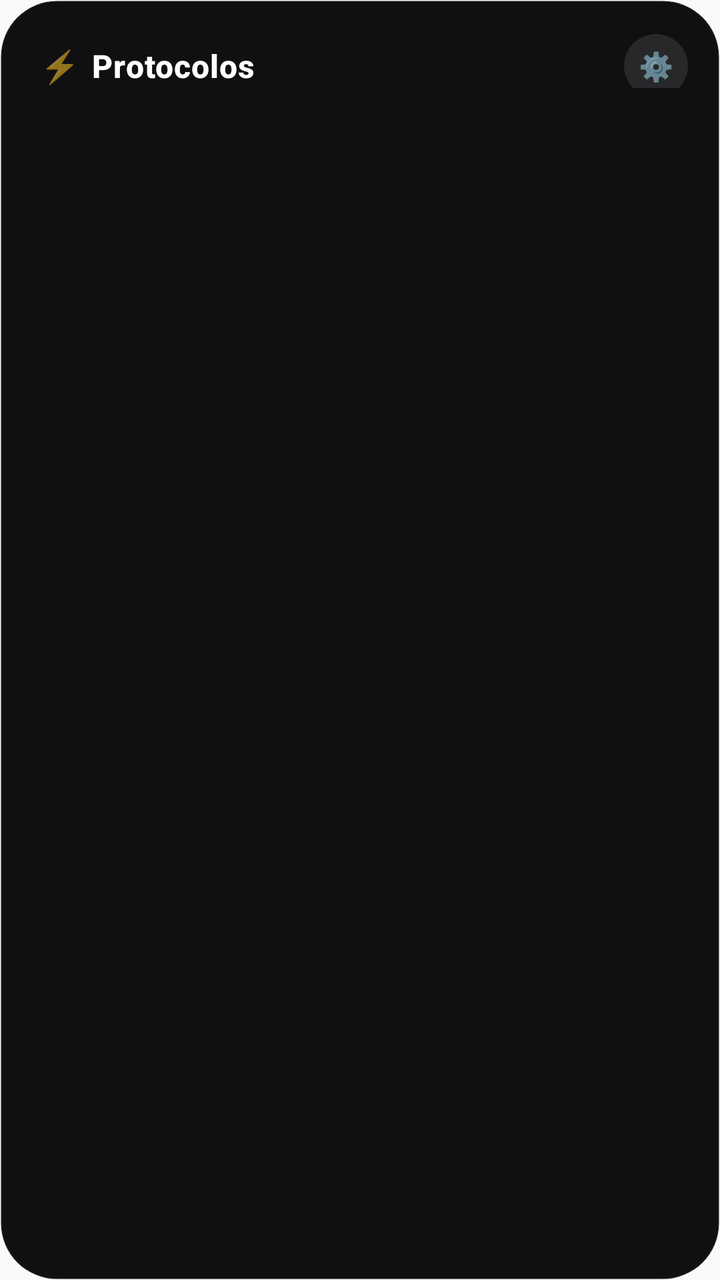
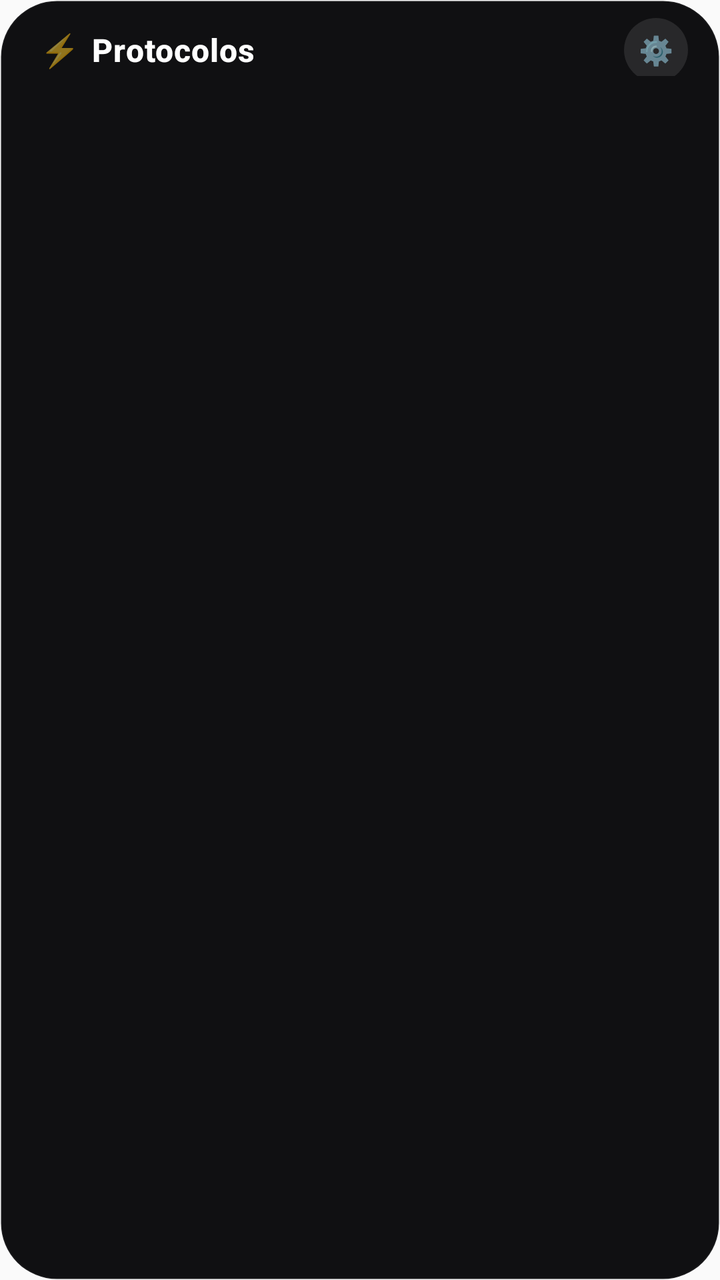

The first picture is an Android layout as it rendered before a commit; the second is the same layout after the commit. The layout source and the unified diff follow.
<!-- AndroidManifest.xml: application theme AppTheme -->
<!-- res/layout/widget_habit_list.xml -->
<?xml version="1.0" encoding="utf-8"?>
<LinearLayout xmlns:android="http://schemas.android.com/apk/res/android"
    android:layout_width="match_parent"
    android:layout_height="match_parent"
    android:orientation="vertical"
    android:background="@drawable/widget_background"
    android:padding="12dp">

    
    <RelativeLayout
        android:layout_width="match_parent"
        android:layout_height="wrap_content"
        android:paddingStart="8dp"
        android:paddingEnd="4dp"
        android:paddingBottom="10dp">

        
        <LinearLayout
            android:id="@+id/widget_header_left"
            android:layout_width="wrap_content"
            android:layout_height="wrap_content"
            android:layout_alignParentStart="true"
            android:layout_centerVertical="true"
            android:orientation="horizontal"
            android:gravity="center_vertical">

            <TextView
                android:layout_width="wrap_content"
                android:layout_height="wrap_content"
                android:text="⚡"
                android:textSize="16sp"
                android:layout_marginEnd="6dp" />

            <TextView
                android:id="@+id/widget_title"
                android:layout_width="wrap_content"
                android:layout_height="wrap_content"
                android:text="Protocolos"
                android:textColor="#FFFFFF"
                android:textSize="16sp"
                android:textStyle="bold"
                android:fontFamily="sans-serif-medium"
                android:letterSpacing="0.02" />

            <TextView
                android:id="@+id/widget_count"
                android:layout_width="wrap_content"
                android:layout_height="wrap_content"
                android:layout_marginStart="8dp"
                android:textColor="#4DFFFFFF"
                android:textSize="12sp"
                android:fontFamily="sans-serif" />

        </LinearLayout>

        
        <FrameLayout
            android:id="@+id/widget_settings_btn"
            android:layout_width="32dp"
            android:layout_height="32dp"
            android:layout_alignParentEnd="true"
            android:layout_centerVertical="true"
            android:background="@drawable/widget_refresh_bg"
            android:clickable="true"
            android:focusable="true">

            <TextView
                android:layout_width="wrap_content"
                android:layout_height="wrap_content"
                android:layout_gravity="center"
                android:text="⚙️"
                android:textColor="#B3FFFFFF"
                android:textSize="14sp" />

        </FrameLayout>

    </RelativeLayout>

    
    <ListView
        android:id="@+id/widget_habit_list"
        android:layout_width="match_parent"
        android:layout_height="0dp"
        android:layout_weight="1"
        android:divider="@null"
        android:dividerHeight="0dp"
        android:scrollbars="none"
        android:fadingEdge="none"
        android:clipToPadding="false"
        android:paddingBottom="4dp" />

    
    <TextView
        android:id="@+id/widget_empty_text"
        android:layout_width="match_parent"
        android:layout_height="0dp"
        android:layout_weight="1"
        android:gravity="center"
        android:text="✨ ¡Todo completado!"
        android:textColor="#4DFFFFFF"
        android:textSize="14sp"
        android:fontFamily="sans-serif-medium"
        android:visibility="gone" />

</LinearLayout>
<!-- resources referenced by this layout -->
<resources>
  <!-- drawable widget_background (drawable) -->
  <?xml version="1.0" encoding="utf-8"?>
  <shape xmlns:android="http://schemas.android.com/apk/res/android"
      android:shape="rectangle">
      <solid android:color="#F0020204" />
      <corners android:radius="28dp" />
      <stroke
          android:width="1dp"
          android:color="#0DFFFFFF" />
  </shape>
  <!-- drawable widget_refresh_bg (drawable) -->
  <?xml version="1.0" encoding="utf-8"?>
  <shape xmlns:android="http://schemas.android.com/apk/res/android"
      android:shape="oval">
      <solid android:color="#1AFFFFFF" />
      <size
          android:width="32dp"
          android:height="32dp" />
  </shape>
  <style name="AppTheme" parent="Theme.AppCompat.Light.DarkActionBar">
          
          <item name="colorPrimary">@color/colorPrimary</item>
          <item name="colorPrimaryDark">@color/colorPrimaryDark</item>
          <item name="colorAccent">@color/colorAccent</item>
      </style>
</resources>

<!-- the commit's change to res/layout/widget_habit_list.xml (unified diff, before → after) -->
@@ -4,7 +4,10 @@
     android:layout_height="match_parent"
     android:orientation="vertical"
     android:background="@drawable/widget_background"
-    android:padding="12dp">
+    android:paddingStart="12dp"
+    android:paddingEnd="12dp"
+    android:paddingTop="6dp"
+    android:paddingBottom="10dp">
 
     
     <RelativeLayout
@@ -12,7 +15,7 @@
         android:layout_height="wrap_content"
         android:paddingStart="8dp"
         android:paddingEnd="4dp"
-        android:paddingBottom="10dp">
+        android:paddingBottom="6dp">
 
         
         <LinearLayout
@@ -90,6 +93,21 @@
         android:paddingBottom="4dp" />
 
     
+    <GridView
+        android:id="@+id/widget_habit_grid"
+        android:layout_width="match_parent"
+        android:layout_height="0dp"
+        android:layout_weight="1"
+        android:numColumns="2"
+        android:verticalSpacing="6dp"
+        android:horizontalSpacing="6dp"
+        android:scrollbars="none"
+        android:fadingEdge="none"
+        android:clipToPadding="false"
+        android:paddingBottom="4dp"
+        android:visibility="gone" />
+
+    
     <TextView
         android:id="@+id/widget_empty_text"
         android:layout_width="match_parent"
